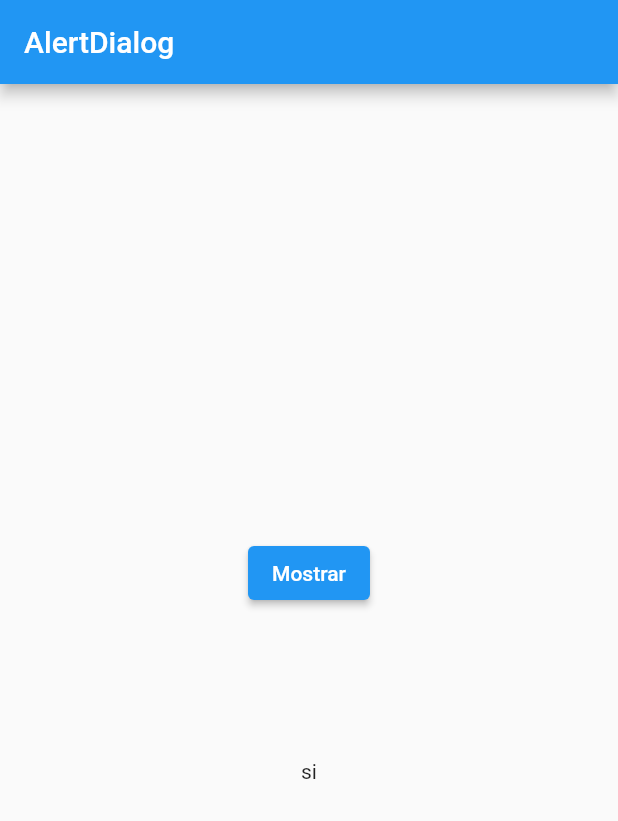
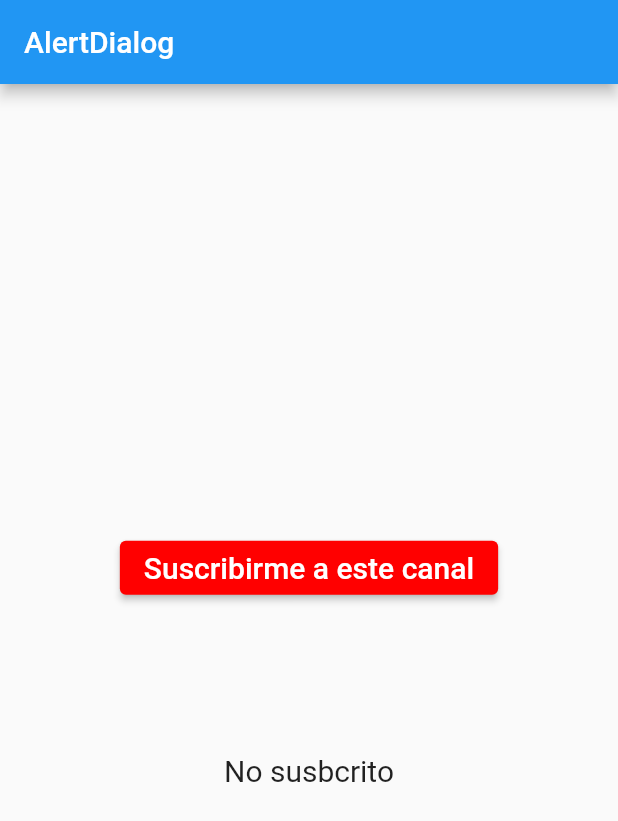
Before and after one commit to SantiagoAlguien/Capacitacion_de_Flutter, a Flutter app: the screen it shows after launch, on a phone screen of 412 x 824 dp. Shown: the top 821 px of the screen. Run offline on Flutter 3.47's test engine with Material 2 defaults, Android fonts, the phone set to English and light mode, and no system bars.

Commit message:
sigueindo capitulo 7

```diff
--- a/helllo_word/lib/main.dart
+++ b/helllo_word/lib/main.dart
@@ -22,6 +22,8 @@ class Inicio extends StatefulWidget {
 }
 
 class _InicioState extends State<Inicio> {
+
+
   @override
   Widget build(BuildContext context) {
     return Scaffold(
@@ -32,16 +34,27 @@ class _InicioState extends State<Inicio> {
         child: Column(
           mainAxisAlignment: MainAxisAlignment.center,
           children: [
-            ElevatedButton(
-              child: Text("Mostrar"),
+            Container(
+              child: ElevatedButton(
+                style: ButtonStyle(
+                  backgroundColor:MaterialStateProperty.all<Color>(Color.fromARGB(255, 255, 0, 0)),
+                ) ,
+                child: Text(
+                  "Suscribirme a este canal",
+                  style: TextStyle(fontSize: 20),
+
+                ),
                 onPressed: () {
                   mostrarAlerta(context);
                 },
               ),
+            ),
             SizedBox(
               height: 100,
             ),
-            Text("si"),
+            Text("No susbcrito",
+            style: TextStyle(fontSize: 20),
+            ),
           ],
         ),
       ),
@@ -54,11 +67,24 @@ void mostrarAlerta(BuildContext context) {
   showDialog(
       barrierDismissible: true,
       context: context,
-    builder: (context){
+      builder: (context) {
         return AlertDialog(
-        title: Text("hola"),
-        content: Text("¿Como estas ?"),
+          title: Text("Suscribirse"),
+          content: Text("¿Estas seguro ?"),
+          actions: [
+            TextButton(
+                onPressed: () {
+                  print("No");
+                  Navigator.pop(context);
+                },
+                child: Text("No quiero")),
+            TextButton(
+                onPressed: () {
+                  print("Si");
+                  Navigator.pop(context);
+                },
+                child: Text("Si quiero")),
+          ],
         );
+      });
 }
-  );
-}
```
Also changed, not shown: 1 other file. Lines whose indentation alone changed are shown as unchanged.
